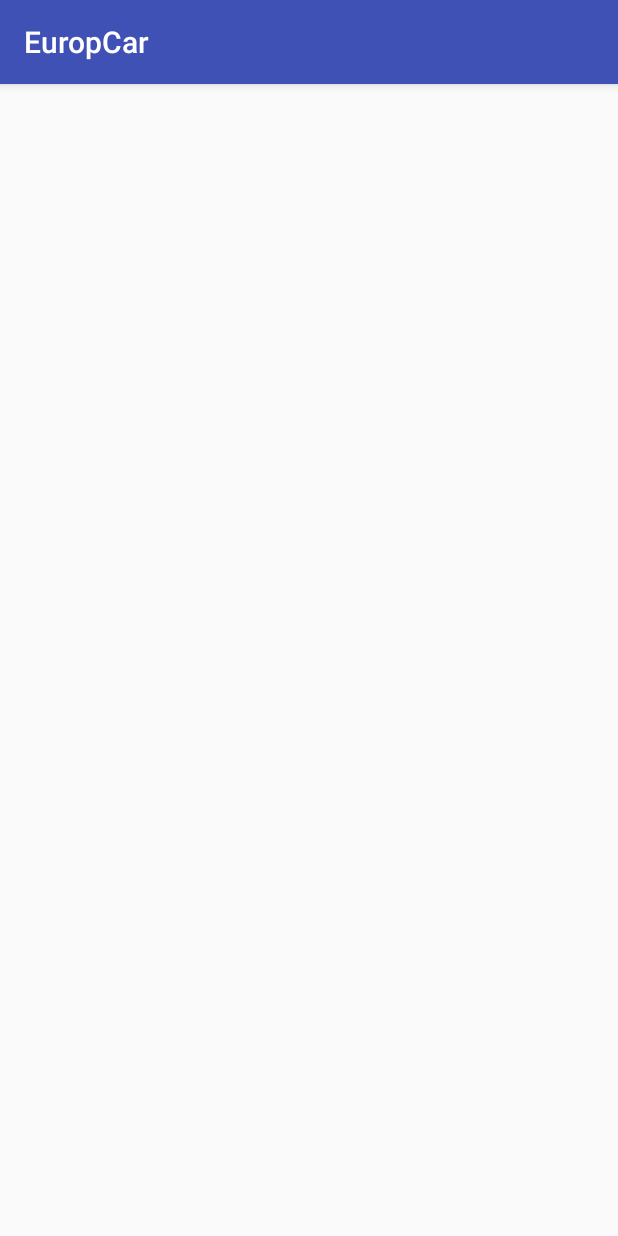
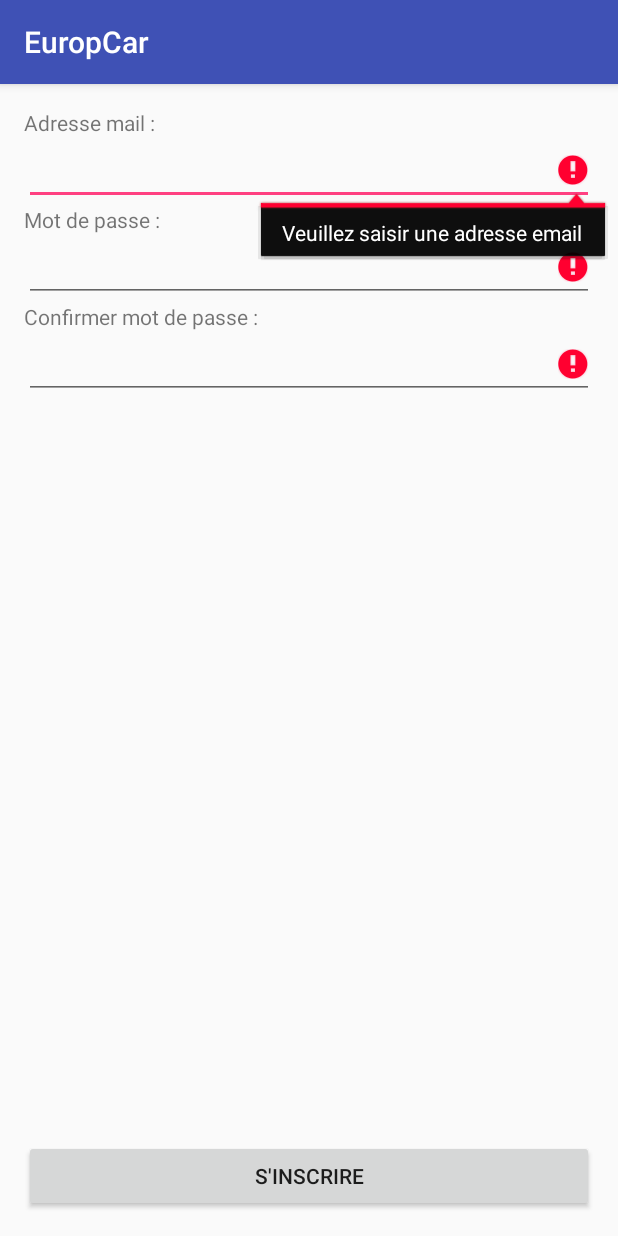
Before and after one commit to FFlorentin/EuropCar, an Android app: the InscriptionActivity screen opened directly, with no data from a screen before it, on a phone screen of 412 x 824 dp. Run offline under Robolectric (Android 15) with nearby library versions, the phone set to English and light mode, and no system bars.

Commit message:
Ajout de l'inscription

```diff
--- a/app/src/main/java/com/example/fgallet2016/europcar/Activity/ConnexionActivity.java
+++ b/app/src/main/java/com/example/fgallet2016/europcar/Activity/ConnexionActivity.java
@@ -6,15 +6,21 @@ import android.support.design.widget.Snackbar;
 import android.support.v7.app.AppCompatActivity;
 import android.support.v7.widget.Toolbar;
 import android.view.View;
+import android.widget.Button;
 
 import com.example.fgallet2016.europcar.R;
 
 public class ConnexionActivity extends AppCompatActivity {
 
+
+
     @Override
     protected void onCreate(Bundle savedInstanceState) {
         super.onCreate(savedInstanceState);
         setContentView(R.layout.activity_connexion);
+
+
+
     }
 
 }
--- a/app/src/main/java/com/example/fgallet2016/europcar/Fragment/InscriptionFragment.java
+++ b/app/src/main/java/com/example/fgallet2016/europcar/Fragment/InscriptionFragment.java
@@ -7,6 +7,7 @@ import android.support.v4.app.Fragment;
 import android.view.LayoutInflater;
 import android.view.View;
 import android.view.ViewGroup;
+import android.widget.EditText;
 
 import com.example.fgallet2016.europcar.R;
 
@@ -27,6 +28,10 @@ public class InscriptionFragment extends Fragment {
     // TODO: Rename and change types of parameters
     private String mParam1;
     private String mParam2;
+
+    private EditText emailUser;
+    private EditText passwordUser;
+    private EditText confirmPasswordUser;
 
     private OnFragmentInteractionListener mListener;
 
@@ -65,15 +70,40 @@ public class InscriptionFragment extends Fragment {
     public View onCreateView(LayoutInflater inflater, ViewGroup container,
                              Bundle savedInstanceState) {
         // Inflate the layout for this fragment
-        return inflater.inflate(R.layout.fragment_inscription, container, false);
+        View v = inflater.inflate(R.layout.fragment_inscription, container, false);
+
+        this.emailUser = v.findViewById(R.id.adresse_mail);
+        this.passwordUser = v.findViewById(R.id.mot_de_passe);
+        this.confirmPasswordUser = v.findViewById(R.id.confirm_mot_de_passe);
+
+        boolean isError = false;
+
+        if (emailUser.getText().toString().isEmpty()){
+            emailUser.setError("Veuillez saisir une adresse email");
+            isError = true;
+        }
+        if (passwordUser.getText().toString().isEmpty()){
+            passwordUser.setError("Veuillez saisir un mot de passe");
+            isError = true;
+        }
+        if (!passwordUser.equals(confirmPasswordUser)){
+            confirmPasswordUser.setError("Les mots de passes ne sont pas identiques");
+            isError = true;
+        }
+
+        if (!isError){
+            mListener.ajoutInscrit();
+        }
+
+        return v;
     }
 
-    // TODO: Rename method, update argument and hook method into UI event
+/*    // TODO: Rename method, update argument and hook method into UI event
     public void onButtonPressed(Uri uri) {
         if (mListener != null) {
             mListener.onFragmentInteraction(uri);
         }
-    }
+    }*/
 
     @Override
     public void onAttach(Context context) {
@@ -104,6 +134,6 @@ public class InscriptionFragment extends Fragment {
      */
     public interface OnFragmentInteractionListener {
         // TODO: Update argument type and name
-        void onFragmentInteraction(Uri uri);
+        void ajoutInscrit();
     }
 }
--- a/app/src/main/res/layout/activity_inscription.xml
+++ b/app/src/main/res/layout/activity_inscription.xml
@@ -1,9 +1,15 @@
 <?xml version="1.0" encoding="utf-8"?>
-<android.support.constraint.ConstraintLayout xmlns:android="http://schemas.android.com/apk/res/android"
-    xmlns:app="http://schemas.android.com/apk/res-auto"
-    xmlns:tools="http://schemas.android.com/tools"
+
+<LinearLayout
     android:layout_width="match_parent"
     android:layout_height="match_parent"
-    tools:context="com.example.fgallet2016.europcar.Activity.InscriptionActivity">
+    xmlns:android="http://schemas.android.com/apk/res/android">
 
-</android.support.constraint.ConstraintLayout>
+    <fragment
+        android:id="@+id/inscription"
+        android:layout_width="match_parent"
+        android:layout_height="match_parent"
+        class="com.example.fgallet2016.europcar.Fragment.InscriptionFragment"></fragment>
+
+
+</LinearLayout>
--- a/app/src/main/res/layout/fragment_inscription.xml
+++ b/app/src/main/res/layout/fragment_inscription.xml
@@ -4,10 +4,60 @@
     android:layout_height="match_parent"
     tools:context="com.example.fgallet2016.europcar.Fragment.InscriptionFragment">
 
-    <!-- TODO: Update blank fragment layout -->
-    <TextView
+    <LinearLayout
         android:layout_width="match_parent"
         android:layout_height="match_parent"
-        android:text="@string/hello_blank_fragment" />
+        android:orientation="vertical"
+        android:padding="16dp"
+        xmlns:android="http://schemas.android.com/apk/res/android">
+
+
+        <TextView
+            android:layout_width="wrap_content"
+            android:layout_height="wrap_content"
+            android:text="Adresse mail : "/>
+
+        <EditText
+            android:id="@+id/adresse_mail"
+            android:layout_width="match_parent"
+            android:layout_height="wrap_content" />
+
+        <TextView
+            android:layout_width="wrap_content"
+            android:layout_height="wrap_content"
+            android:text="Mot de passe : "/>
+
+        <EditText
+            android:id="@+id/mot_de_passe"
+            android:layout_width="match_parent"
+            android:layout_height="wrap_content"
+            android:inputType="textPassword"/>
+
+        <TextView
+            android:layout_width="wrap_content"
+            android:layout_height="wrap_content"
+            android:text="Confirmer mot de passe : "/>
+
+        <EditText
+            android:id="@+id/confirm_mot_de_passe"
+            android:layout_width="match_parent"
+            android:layout_height="wrap_content"
+            android:inputType="textPassword"/>
+
+        <LinearLayout
+            android:layout_width="match_parent"
+            android:layout_height="match_parent"
+            android:orientation="vertical"
+            android:gravity="bottom">
+
+            <Button
+                android:id="@+id/bouton_inscription"
+                android:layout_width="match_parent"
+                android:layout_height="wrap_content"
+                android:text="S'inscrire"/>
+
+        </LinearLayout>
+
+    </LinearLayout>
 
 </FrameLayout>
```
Also changed, not shown: app/src/main/AndroidManifest.xml (+2 -6 lines), app/src/main/java/com/example/fgallet2016/europcar/Activity/InscriptionActivity.java (+31 -1 lines), app/src/main/java/com/example/fgallet2016/europcar/Activity/MainActivity.java (deleted, +0 -15 lines), app/src/main/java/com/example/fgallet2016/europcar/Model/Utilisateur.java (+62 -1 lines), app/src/main/res/layout/activity_connexion.xml (+11 -5 lines), app/src/main/res/layout/activity_main.xml (deleted, +0 -18 lines), app/src/main/res/layout/fragment_connexion.xml (+48 -3 lines).
